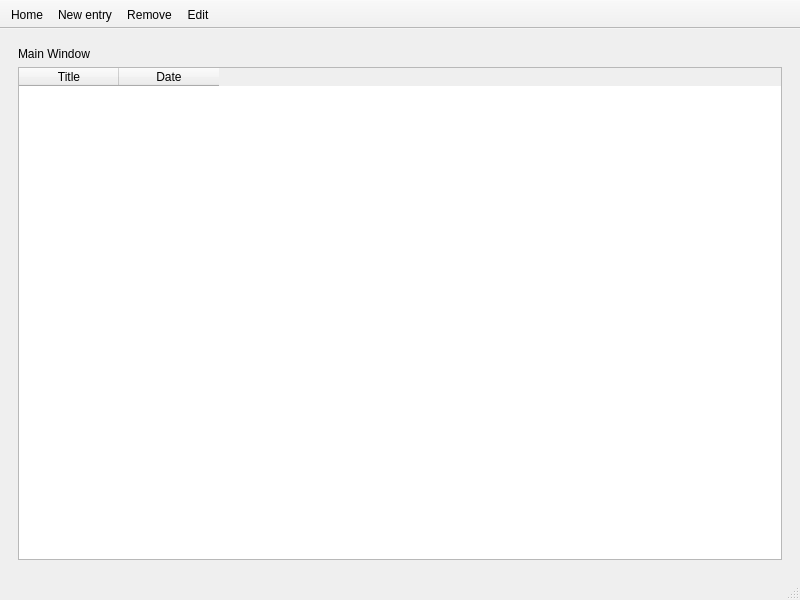
Before: the Qt Designer form lab1/Blog/mainwindow.ui in TheDoom-IT/GraphicalUserInterfacesProjects, drawn with Qt 5.
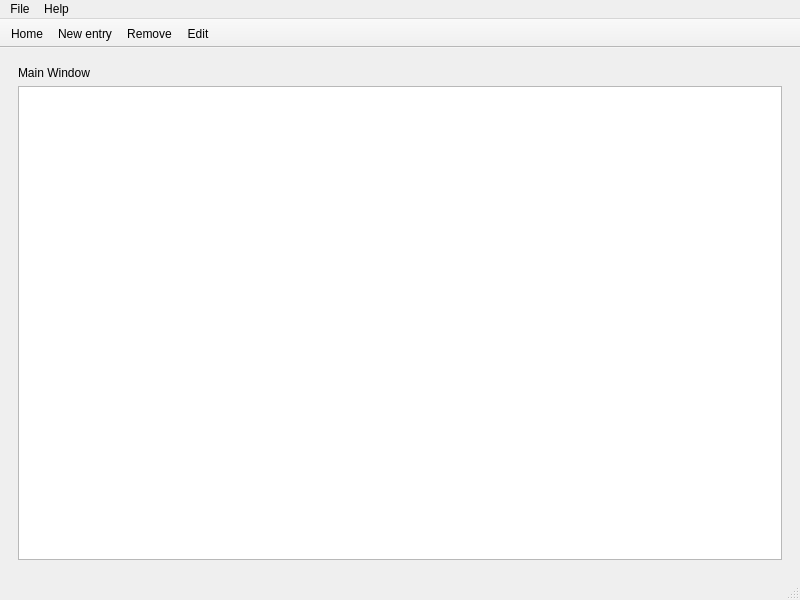
After: the same form once the commit is applied.

Patch:
```diff
--- a/lab1/Blog/mainwindow.ui
+++ b/lab1/Blog/mainwindow.ui
@@ -56,7 +56,7 @@
            <number>2</number>
           </property>
           <attribute name="horizontalHeaderVisible">
-           <bool>true</bool>
+           <bool>false</bool>
           </attribute>
           <attribute name="horizontalHeaderHighlightSections">
            <bool>true</bool>
@@ -185,6 +185,22 @@
      <height>22</height>
     </rect>
    </property>
+   <widget class="QMenu" name="menuFile">
+    <property name="title">
+     <string>File</string>
+    </property>
+    <addaction name="actionLog_out"/>
+    <addaction name="separator"/>
+    <addaction name="actionExit"/>
+   </widget>
+   <widget class="QMenu" name="menuAbout">
+    <property name="title">
+     <string>Help</string>
+    </property>
+    <addaction name="actionAbout"/>
+   </widget>
+   <addaction name="menuFile"/>
+   <addaction name="menuAbout"/>
   </widget>
   <widget class="QStatusBar" name="statusbar"/>
   <widget class="QToolBar" name="toolBar">
```
Left out of the diff: 34 changed lines with no effect on the pictures.
